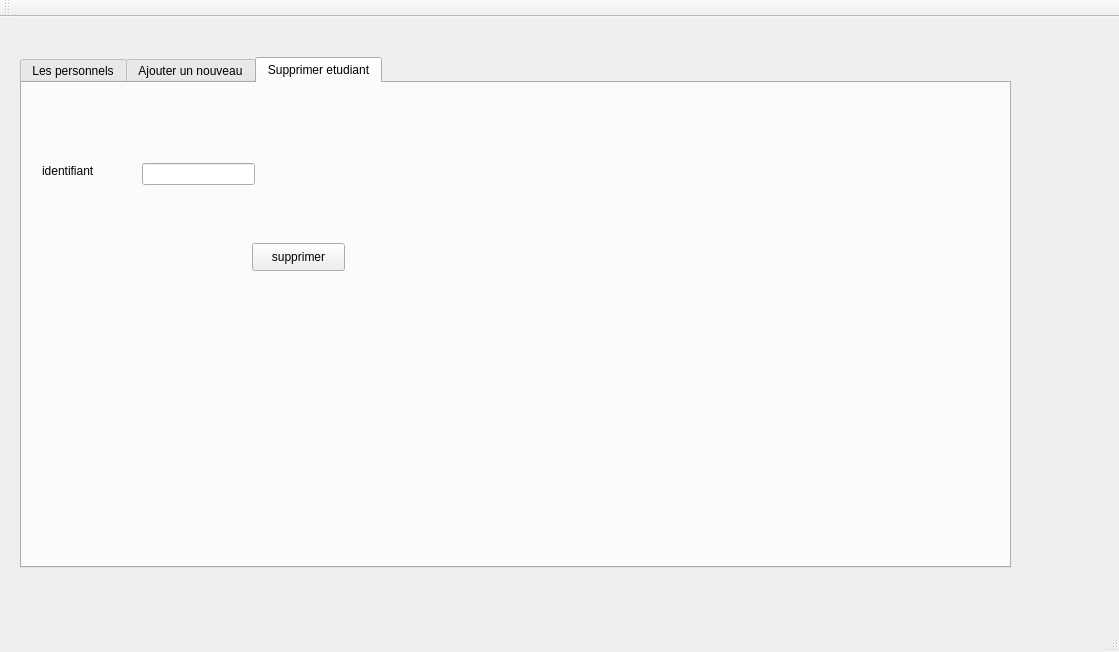
Old version of the form mainwindow.ui in the repository soumaya-nheri/Smart-Restaurant-2A27.
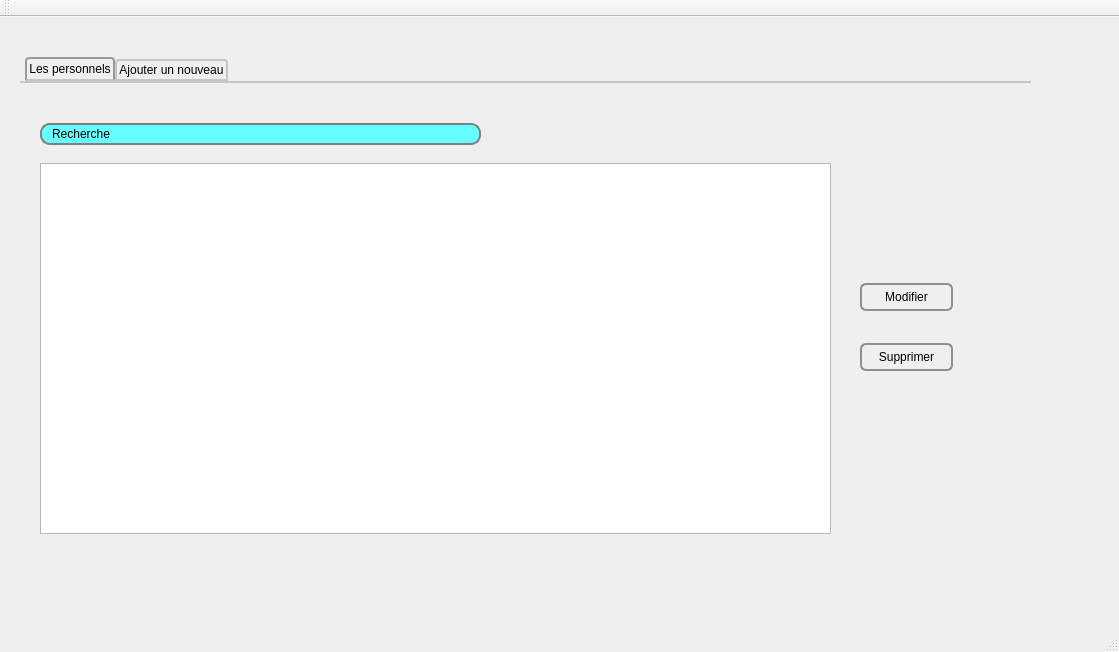
New version of the form. The open tabs and pages were chosen to show the change.

```diff
--- a/mainwindow.ui
+++ b/mainwindow.ui
@@ -19,10 +19,76 @@
      <rect>
       <x>20</x>
       <y>40</y>
-      <width>991</width>
+      <width>1011</width>
       <height>511</height>
      </rect>
     </property>
+    <property name="styleSheet">
+     <string notr="true">  QPushButton {
+         border: 2px solid #8f8f91;
+         border-radius: 6px;
+         background-color: qlineargradient(x1: 0, y1: 0, x2: 0, y2: 1,
+                                           stop: 0 #f6f7fa, stop: 1 #dadbde);
+         min-width: 80px;
+     }
+
+     QPushButton:pressed {
+         background-color: qlineargradient(x1: 0, y1: 0, x2: 0, y2: 1,
+                                           stop: 0 #dadbde, stop: 1 #f6f7fa);
+     }
+
+     QPushButton:flat {
+         border: none; /* no border for a flat push button */
+     }
+
+     QPushButton:default {
+         border-color: navy; /* make the default button prominent */
+     }
+ QLineEdit {
+     border: 2px solid gray;
+     border-radius: 10px;
+     padding: 0 8px;
+     background: #66ffff	;
+     selection-background-color: darkgray;
+ }
+   QTabWidget::pane { /* The tab widget frame */
+         border-top: 2px solid #C2C7CB;
+     }
+
+     QTabWidget::tab-bar {
+         left: 5px; /* move to the right by 5px */
+     }
+
+     /* Style the tab using the tab sub-control. Note that
+         it reads QTabBar _not_ QTabWidget */
+     QTabBar::tab {
+         background: qlineargradient(x1: 0, y1: 0, x2: 0, y2: 1,
+                                     stop: 0 #E1E1E1, stop: 0.4 #DDDDDD,
+                                     stop: 0.5 #D8D8D8, stop: 1.0 #D3D3D3);
+         border: 2px solid #C4C4C3;
+         border-bottom-color: #C2C7CB; /* same as the pane color */
+         border-top-left-radius: 4px;
+         border-top-right-radius: 4px;
+         min-width: 8ex;
+         padding: 2px;
+     }
+
+     QTabBar::tab:selected, QTabBar::tab:hover {
+         background: qlineargradient(x1: 0, y1: 0, x2: 0, y2: 1,
+                                     stop: 0 #fafafa, stop: 0.4 #f4f4f4,
+                                     stop: 0.5 #e7e7e7, stop: 1.0 #fafafa);
+     }
+
+     QTabBar::tab:selected {
+         border-color: #9B9B9B;
+         border-bottom-color: #C2C7CB; /* same as pane color */
+     }
+
+     QTabBar::tab:!selected {
+         margin-top: 2px; /* make non-selected tabs look smaller */
+     }
+</string>
+    </property>
     <property name="currentIndex">
      <number>0</number>
     </property>
@@ -39,6 +105,9 @@
         <height>371</height>
        </rect>
       </property>
+      <property name="styleSheet">
+       <string notr="true"/>
+      </property>
      </widget>
      <widget class="QLineEdit" name="lineEdit">
       <property name="geometry">
@@ -249,47 +318,6 @@
       </widget>
      </widget>
     </widget>
-    <widget class="QWidget" name="tab_3">
-     <attribute name="title">
-      <string>Supprimer etudiant</string>
-     </attribute>
-     <widget class="QLabel" name="label_4">
-      <property name="geometry">
-       <rect>
-        <x>20</x>
-        <y>80</y>
-        <width>81</width>
-        <height>16</height>
-       </rect>
-      </property>
-      <property name="text">
-       <string>identifiant</string>
-      </property>
-     </widget>
-     <widget class="QLineEdit" name="le_id_supp">
-      <property name="geometry">
-       <rect>
-        <x>120</x>
-        <y>80</y>
-        <width>113</width>
-        <height>22</height>
-       </rect>
-      </property>
-     </widget>
-     <widget class="QPushButton" name="pb_supprimer">
-      <property name="geometry">
-       <rect>
-        <x>230</x>
-        <y>160</y>
-        <width>93</width>
-        <height>28</height>
-       </rect>
-      </property>
-      <property name="text">
-       <string>supprimer</string>
-      </property>
-     </widget>
-    </widget>
    </widget>
   </widget>
   <widget class="QMenuBar" name="menuBar">
```
Left out of the diff: 38 changed lines with no effect on the pictures.
